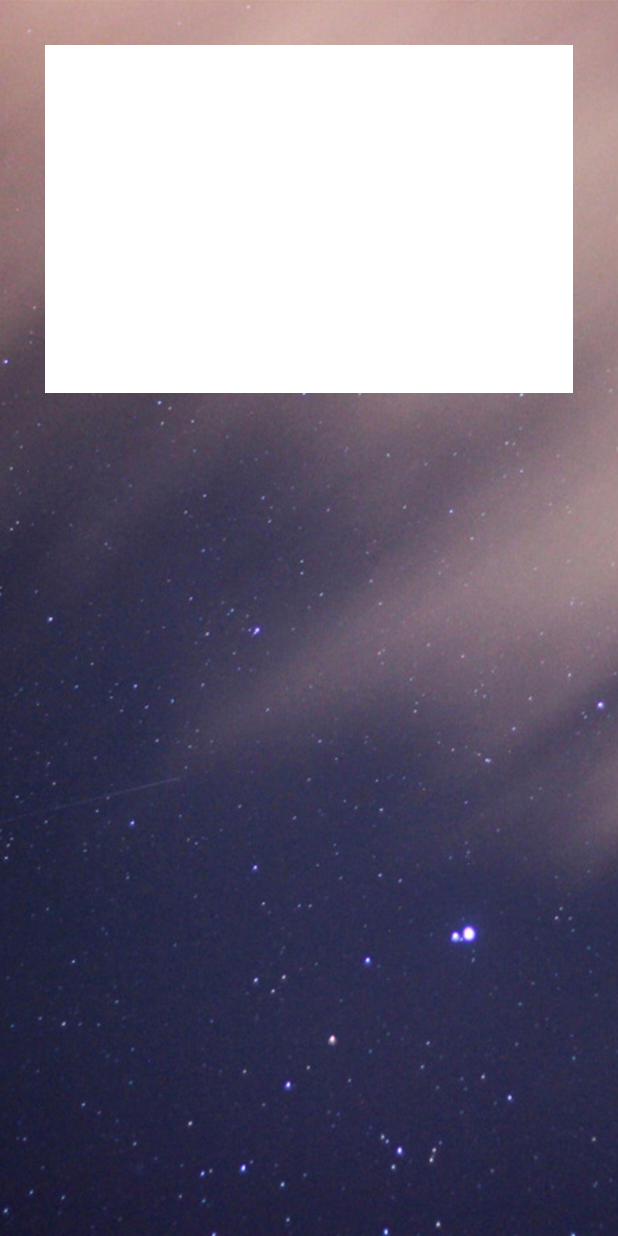
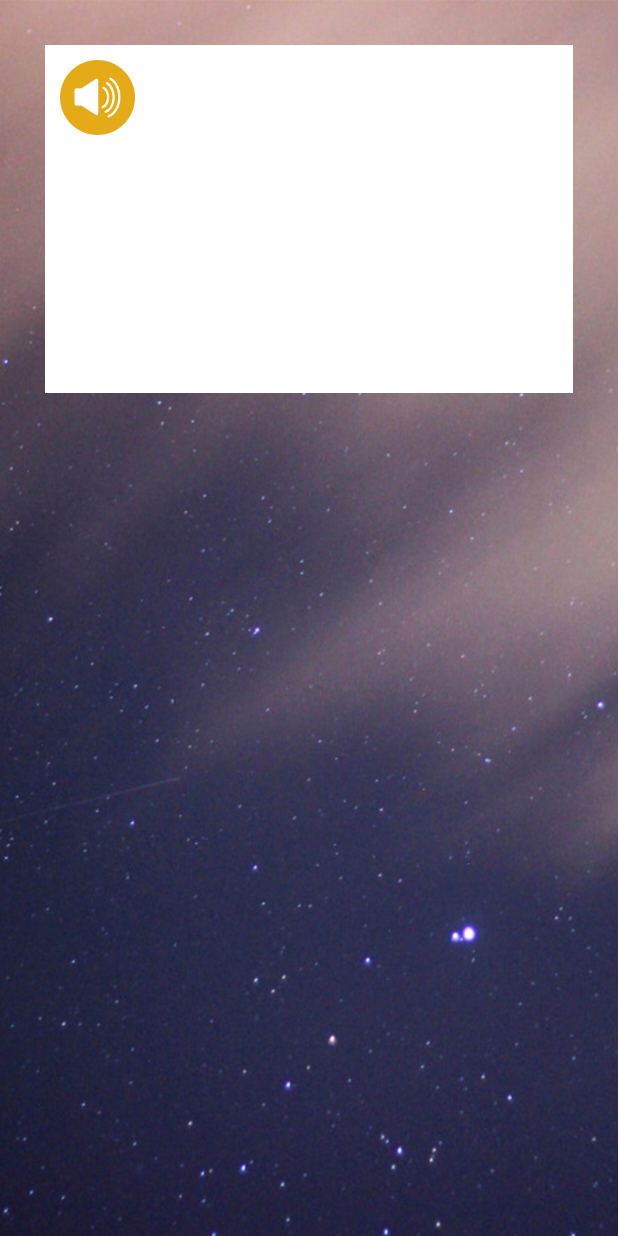
Before and after one commit to hoangvinh-94/IeltsVocabulary, an Android app: the GameActivity screen opened directly, with no data from a screen before it, after a tap on an icon or button, on a phone screen of 412 x 824 dp. Run offline under Robolectric (Android 15) with nearby library versions, the phone set to English and light mode, and no system bars; network calls fail; 3 statements that could not run were skipped; 1 other tap on this screen came first.

Commit message:
update new version

```diff
--- a/app/src/main/java/com/example/healer/ieltsvocabulary/HomeActivity.java
+++ b/app/src/main/java/com/example/healer/ieltsvocabulary/HomeActivity.java
@@ -37,7 +37,6 @@ public class HomeActivity extends AppCompatActivity {
         setContentView(R.layout.activity_main);
         final ActionBar bar = getSupportActionBar();
         bar.show();
-
         HomeAdapter homeAdapter = null;
         ArrayList<Unit> listUnit = new ArrayList<Unit>();
         UnitController uc = new UnitController(this);
--- a/app/src/main/java/com/example/healer/ieltsvocabulary/game/GameActivity.java
+++ b/app/src/main/java/com/example/healer/ieltsvocabulary/game/GameActivity.java
@@ -455,7 +455,6 @@ public class GameActivity extends AppCompatActivity implements View.OnClickListe
         else{
             return false;
         }
-
     }
 
     @Override
--- a/app/src/main/res/layout/activity_game.xml
+++ b/app/src/main/res/layout/activity_game.xml
@@ -4,7 +4,7 @@
     xmlns:tools="http://schemas.android.com/tools"
     android:layout_width="match_parent"
     android:background="@drawable/bg_playgame"
-    tools:showIn="@layout/layout_main_game"
+
     android:layout_height="match_parent">
     <ScrollView
         android:layout_width="match_parent"
@@ -13,6 +13,9 @@
             android:layout_width="match_parent"
             android:layout_height="match_parent"
             android:orientation="vertical">
+            <FrameLayout
+                android:layout_width="match_parent"
+                android:layout_height="match_parent">
                 <ImageView
                     android:id="@+id/imageShow"
                     android:layout_width="match_parent"
@@ -20,6 +23,15 @@
                     android:layout_margin="30dp"
                     android:scaleType="fitXY"
                     android:background="@drawable/image_pressed" />
+                <ImageView
+                    android:layout_width="50dp"
+                    android:layout_height="50dp"
+                    android:layout_marginLeft="40dp"
+                    android:layout_marginTop="40dp"
+                    android:clickable="false"
+                    android:background="@drawable/speaker"/>
+
+            </FrameLayout>
 
             <TableLayout
                 android:id="@+id/layoutBlank"
```
Lines whose indentation alone changed are shown as unchanged.
